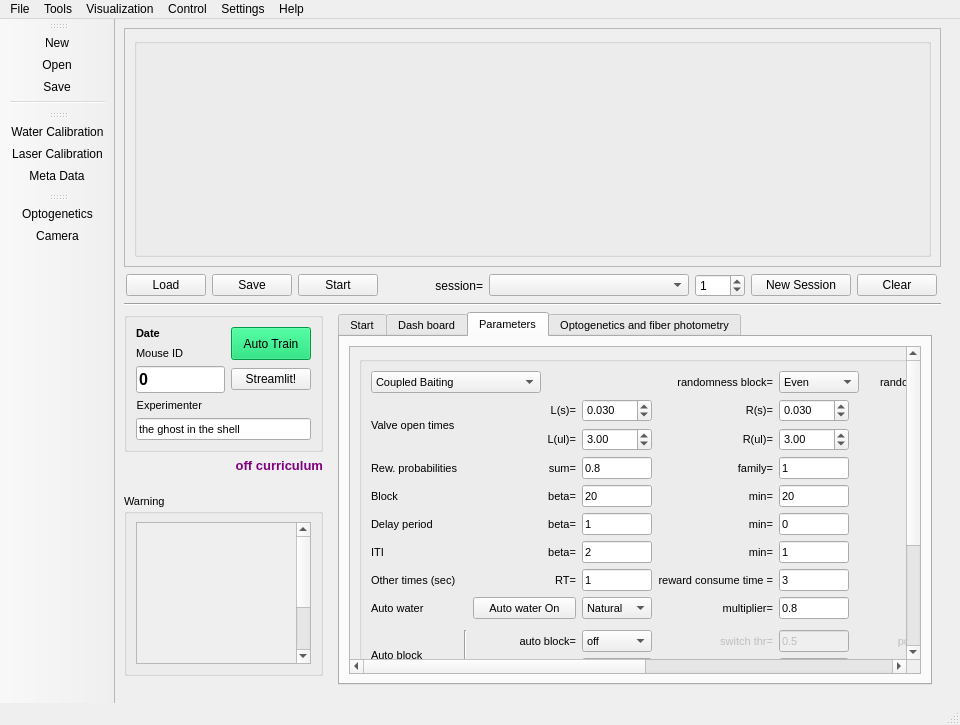
First picture: the form in src/foraging_gui/ForagingGUI.ui, repository AllenNeuralDynamics/dynamic-foraging-task, before the edit.
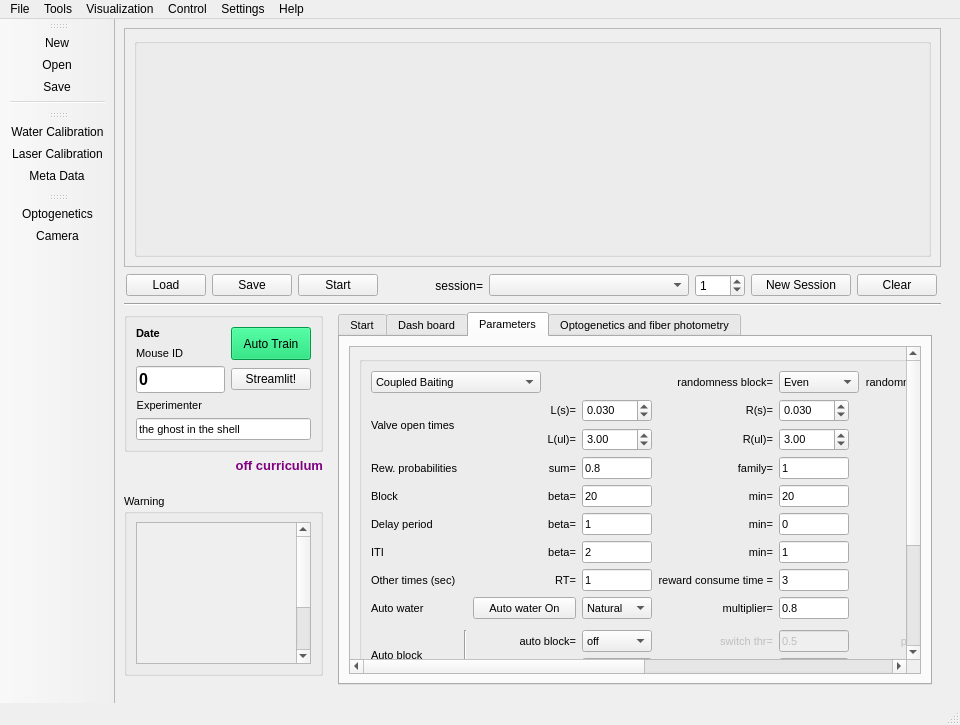
Second picture: the form after the edit. Icons and pictures are not drawn.

Commit message: changed name to randomness ITI/delay

What changed in the file:
```diff
--- a/src/foraging_gui/ForagingGUI.ui
+++ b/src/foraging_gui/ForagingGUI.ui
@@ -2632,9 +2632,9 @@
                <widget class="QWidget" name="scrollAreaWidgetContents_2">
                 <property name="geometry">
                  <rect>
-                  <x>-258</x>
+                  <x>-475</x>
                   <y>0</y>
-                  <width>1088</width>
+                  <width>1090</width>
                   <height>457</height>
                  </rect>
                 </property>
@@ -4556,7 +4556,7 @@
                          </sizepolicy>
                         </property>
                         <property name="text">
-                         <string>randomness other=</string>
+                         <string>randomness ITI/delay=</string>
                         </property>
                         <property name="textFormat">
                          <enum>Qt::AutoText</enum>
```
The commit also changes 1 other file.
